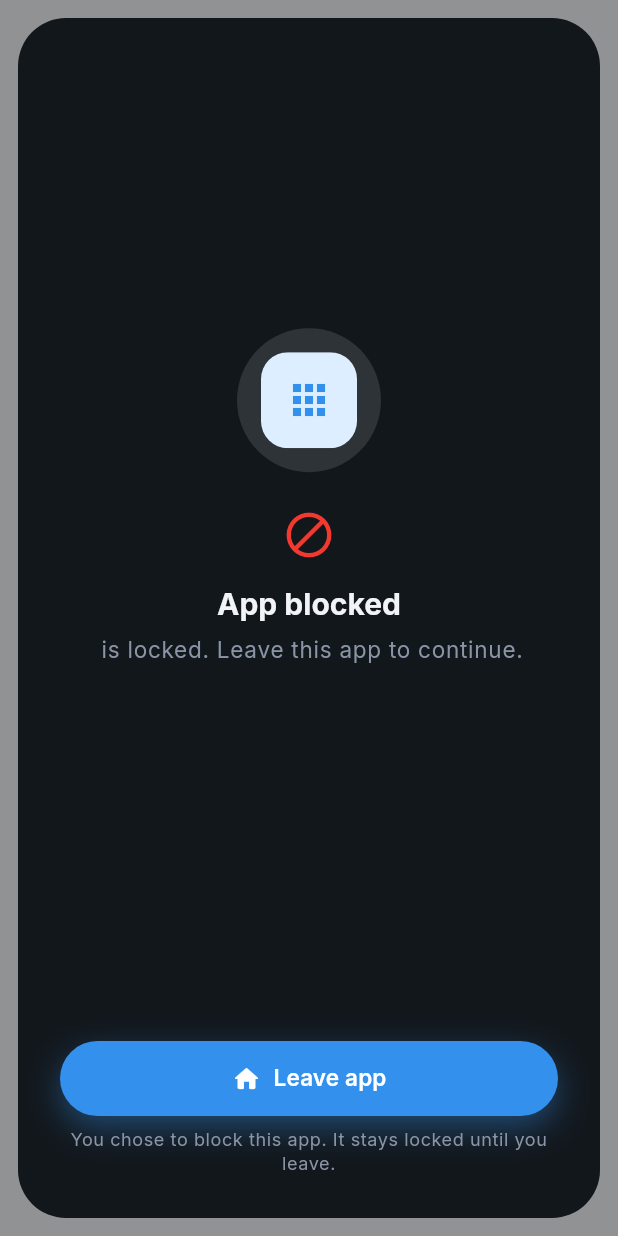
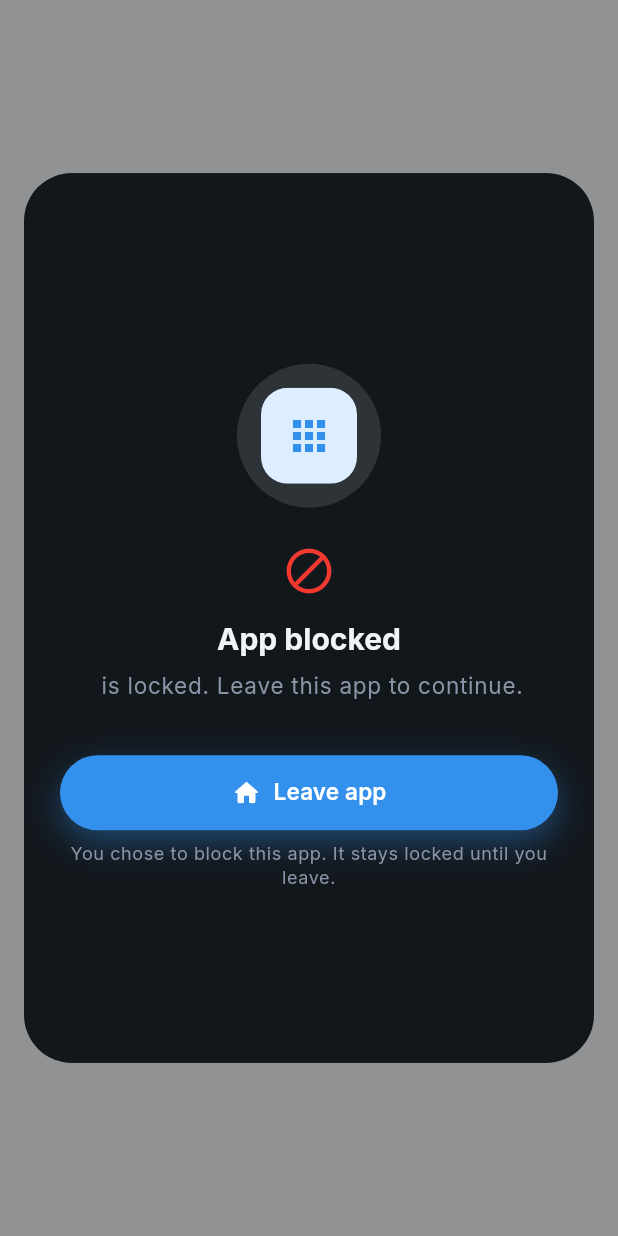
Before and after one commit to aminjafari-dev/app_usage, a Flutter app: the UsageBlockCard widget shown alone on an empty page, opened directly with empty values, on a phone screen of 412 x 824 dp. Run offline on Flutter 3.47's test engine with Material 3 defaults, Android fonts, the light colour scheme and no system bars; our stand-ins replace animated_notch_bottom_bar, dartz, equatable, flutter_bloc, gap, get_it and 2 more; missing offline and left inert: usage_stats; accounts and stored records are empty.

Commit message:
Enhance overlay app functionality with alignment updates and layout improvements
This commit introduces updates to the overlay app's behavior by adding a method to update the overlay alignment, ensuring fullscreen dialogs are centered on the screen. The `UsageBlockCard` layout has been refined to adapt dynamically to the overlay's size, improving usability and visual presentation. Additionally, the overlay resizing logic has been adjusted to prevent badge-sized windows, enhancing the overall user experience when blocking apps.

```diff
--- a/lib/features/app_usage/presentation/overlay/usage_block_card.dart
+++ b/lib/features/app_usage/presentation/overlay/usage_block_card.dart
@@ -31,50 +31,66 @@ class UsageBlockCard extends StatelessWidget {
   @override
   Widget build(BuildContext context) {
     final l10n = AppLocalizations.of(context);
-    final size = MediaQuery.sizeOf(context);
-    final padding = MediaQuery.paddingOf(context);
-
-    // Nearly full-screen card so curves stay visible with a thin inset —
-    // no elevation/shadow that would paint a rectangular halo.
-    final cardHeight = size.height - padding.vertical - 24;
 
     return Material(
       type: MaterialType.transparency,
-      child: Stack(
+      child: LayoutBuilder(
+        builder: (context, constraints) {
+          final maxH = constraints.maxHeight;
+          final maxW = constraints.maxWidth;
+          // Stay within the real overlay window — during the first frames it
+          // may still be badge-sized, so never force a height larger than that.
+          final cardHeight = (maxH * 0.72).clamp(0.0, (maxH - 24).clamp(0.0, maxH));
+          final cardWidth = (maxW - 32).clamp(0.0, maxW);
+          final compact = cardHeight < 420;
+
+          return Stack(
             fit: StackFit.expand,
             children: [
-          // Soft full-screen dim (blocks taps). Flat color — no card plate.
               const ColoredBox(color: Color(0x66000000)),
-          SafeArea(
-            child: Padding(
-              padding: const EdgeInsets.symmetric(horizontal: 12, vertical: 8),
-              child: Center(
+              Align(
+                alignment: Alignment.center,
                 child: ClipRRect(
                   borderRadius: BorderRadius.circular(cornerRadius),
                   child: ColoredBox(
                     color: AppTheme.backgroundDark.withValues(alpha: 0.98),
                     child: SizedBox(
-                      width: double.infinity,
-                      height: cardHeight,
-                      child: Padding(
-                        padding: const EdgeInsets.fromLTRB(28, 40, 28, 28),
+                      width: cardWidth,
+                      height: cardHeight > 0 ? cardHeight : null,
+                      child: SingleChildScrollView(
+                        padding: EdgeInsets.fromLTRB(
+                          24,
+                          compact ? 24 : 40,
+                          24,
+                          compact ? 20 : 28,
+                        ),
+                        child: ConstrainedBox(
+                          constraints: BoxConstraints(
+                            minHeight: (cardHeight -
+                                    (compact ? 44 : 68))
+                                .clamp(0.0, double.infinity),
+                          ),
                           child: Column(
+                            mainAxisAlignment: MainAxisAlignment.center,
                             children: [
-                            const Spacer(flex: 2),
                               Container(
-                              width: 96,
-                              height: 96,
+                                width: compact ? 72 : 96,
+                                height: compact ? 72 : 96,
                                 decoration: BoxDecoration(
-                                color: AppTheme.surface.withValues(alpha: 0.12),
+                                  color:
+                                      AppTheme.surface.withValues(alpha: 0.12),
                                   shape: BoxShape.circle,
                                 ),
                                 alignment: Alignment.center,
-                              child: AppLogo(iconBytes: iconBytes, size: 64),
+                                child: AppLogo(
+                                  iconBytes: iconBytes,
+                                  size: compact ? 48 : 64,
                                 ),
-                            GGap.l(),
+                              ),
+                              compact ? GGap.m() : GGap.l(),
                               Icon(
                                 Icons.block_rounded,
-                              size: 36,
+                                size: compact ? 28 : 36,
                                 color: AppTheme.error.withValues(alpha: 0.95),
                               ),
                               GGap.m(),
@@ -86,6 +102,7 @@ class UsageBlockCard extends StatelessWidget {
                                     ?.copyWith(
                                       color: AppTheme.onSurfaceDark,
                                       fontWeight: FontWeight.w700,
+                                      fontSize: compact ? 18 : null,
                                     ),
                                 textAlign: TextAlign.center,
                               ),
@@ -98,10 +115,11 @@ class UsageBlockCard extends StatelessWidget {
                                     ?.copyWith(
                                       color: AppTheme.onSurfaceMuted,
                                       height: 1.4,
+                                      fontSize: compact ? 13 : null,
                                     ),
                                 textAlign: TextAlign.center,
                               ),
-                            const Spacer(flex: 3),
+                              SizedBox(height: compact ? 20 : 36),
                               GButton(
                                 label: l10n.blockLeaveButton,
                                 icon: Icons.home_rounded,
@@ -126,8 +144,9 @@ class UsageBlockCard extends StatelessWidget {
                   ),
                 ),
               ),
-          ),
             ],
+          );
+        },
       ),
     );
   }
```
Also changed, not shown: lib/features/app_usage/presentation/overlay/overlay_app.dart (+15 -1 lines), packages/flutter_overlay_window/lib/src/overlay_window.dart (+17 -0 lines), 1 other file. Lines whose indentation alone changed are shown as unchanged.
